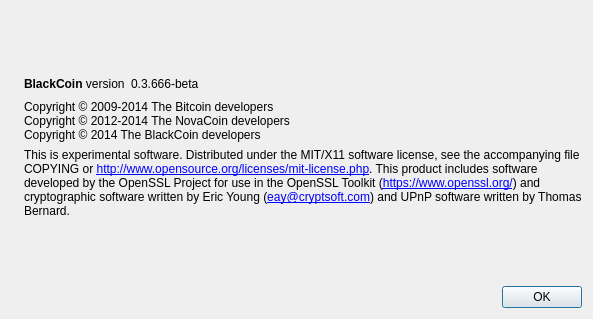
This is src/qt/forms/aboutdialog.ui in bogatyrov/valorbit as Qt 5 draws it before an edit. The edited form follows.
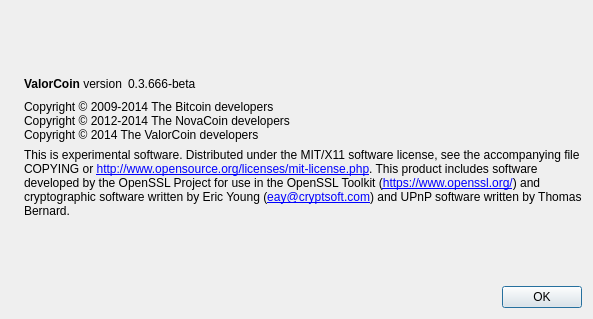
This is the edited form. Icons and pictures are not drawn.

Commit message: Initial coin morphing

```diff
--- a/src/qt/forms/aboutdialog.ui
+++ b/src/qt/forms/aboutdialog.ui
@@ -50,7 +50,7 @@
           <cursorShape>IBeamCursor</cursorShape>
          </property>
          <property name="text">
-          <string>&lt;b&gt;BlackCoin&lt;/b&gt; version</string>
+          <string>&lt;b&gt;ValorCoin&lt;/b&gt; version</string>
          </property>
          <property name="textInteractionFlags">
           <set>Qt::LinksAccessibleByMouse|Qt::TextSelectableByKeyboard|Qt::TextSelectableByMouse</set>
@@ -93,7 +93,7 @@
        <property name="text">
         <string>Copyright © 2009-2014 The Bitcoin developers
 Copyright © 2012-2014 The NovaCoin developers
-Copyright © 2014 The BlackCoin developers</string>
+Copyright © 2014 The ValorCoin developers</string>
        </property>
        <property name="textInteractionFlags">
         <set>Qt::LinksAccessibleByMouse|Qt::TextSelectableByKeyboard|Qt::TextSelectableByMouse</set>
```
Left out of the diff: 2 changed lines with no effect on the pictures. The commit also changes 72 other files.
